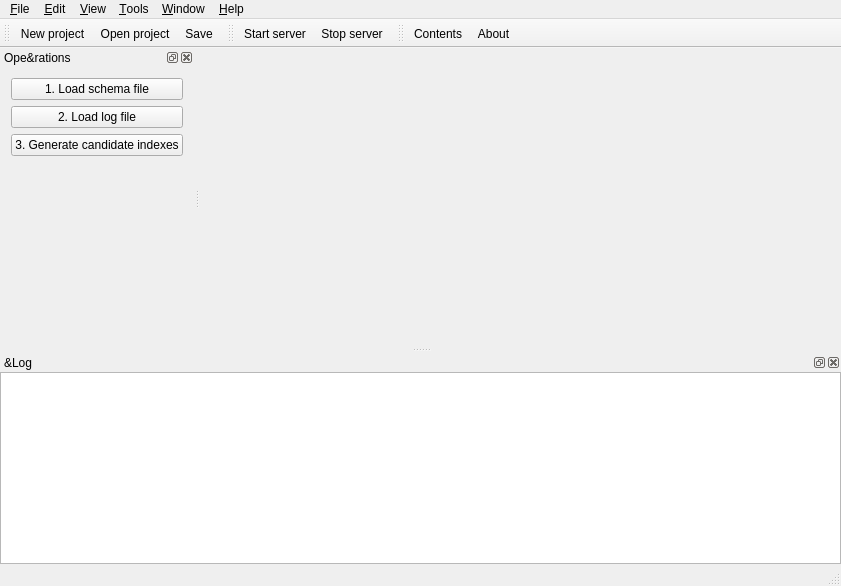
This is ui/mainwindow.ui in eduardoweiland/mist as Qt 5 draws it before an edit. The edited form follows.
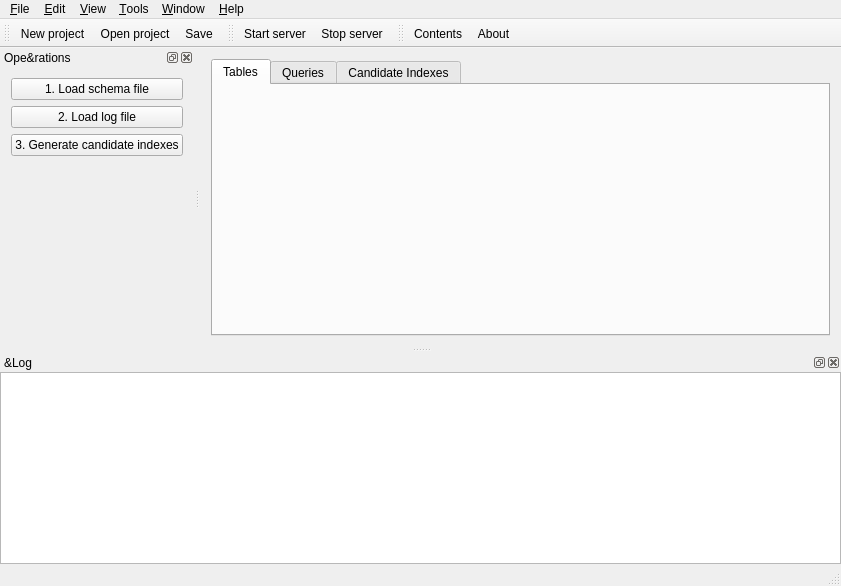
This is the edited form. Icons and pictures are not drawn. Custom widgets are drawn as their Qt base class.

Patch:
```diff
--- a/ui/mainwindow.ui
+++ b/ui/mainwindow.ui
@@ -13,7 +13,38 @@
   <property name="windowTitle">
    <string>MainWindow</string>
   </property>
-  <widget class="QWidget" name="centralWidget"/>
+  <widget class="QWidget" name="centralWidget">
+   <layout class="QGridLayout" name="gridLayout">
+    <item row="0" column="0">
+     <widget class="QTabWidget" name="tabsWidget">
+      <property name="sizePolicy">
+       <sizepolicy hsizetype="Expanding" vsizetype="Expanding">
+        <horstretch>0</horstretch>
+        <verstretch>0</verstretch>
+       </sizepolicy>
+      </property>
+      <property name="currentIndex">
+       <number>0</number>
+      </property>
+      <widget class="TableListWidget" name="tableListWidget">
+       <attribute name="title">
+        <string>Tables</string>
+       </attribute>
+      </widget>
+      <widget class="QWidget" name="queriesWidget">
+       <attribute name="title">
+        <string>Queries</string>
+       </attribute>
+      </widget>
+      <widget class="QWidget" name="candidateIndexesWidget">
+       <attribute name="title">
+        <string>Candidate Indexes</string>
+       </attribute>
+      </widget>
+     </widget>
+    </item>
+   </layout>
+  </widget>
   <widget class="QMenuBar" name="menuBar">
    <property name="geometry">
     <rect>
@@ -409,6 +440,14 @@
   </action>
  </widget>
  <layoutdefault spacing="6" margin="11"/>
+ <customwidgets>
+  <customwidget>
+   <class>TableListWidget</class>
+   <extends>QWidget</extends>
+   <header>src/ui/tablelistwidget.h</header>
+   <container>1</container>
+  </customwidget>
+ </customwidgets>
  <resources>
   <include location="../res/paomedia-small-n-flat/iconset.qrc"/>
  </resources>
```
Left out of the diff: 2 changed lines with no effect on the pictures.
